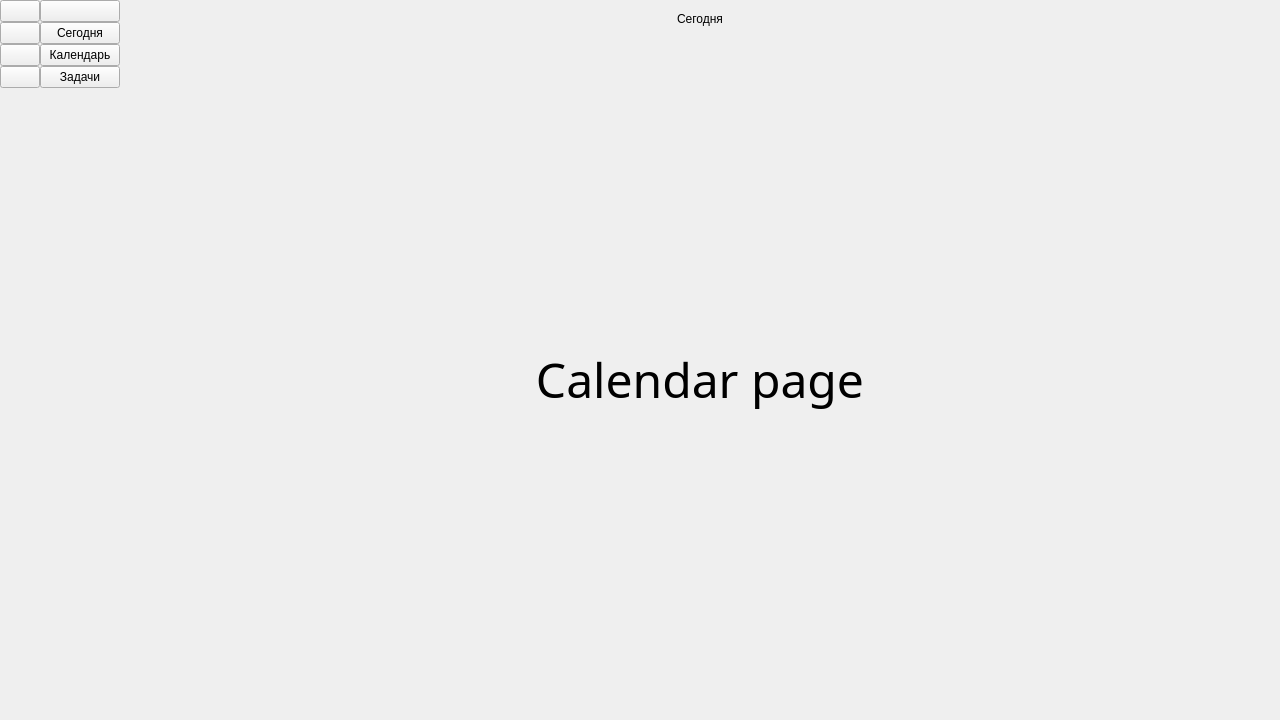
The window that mainwindow.ui (fnDxrk/ToDo_VPHAMI) describes before a commit, drawn with Qt 5.
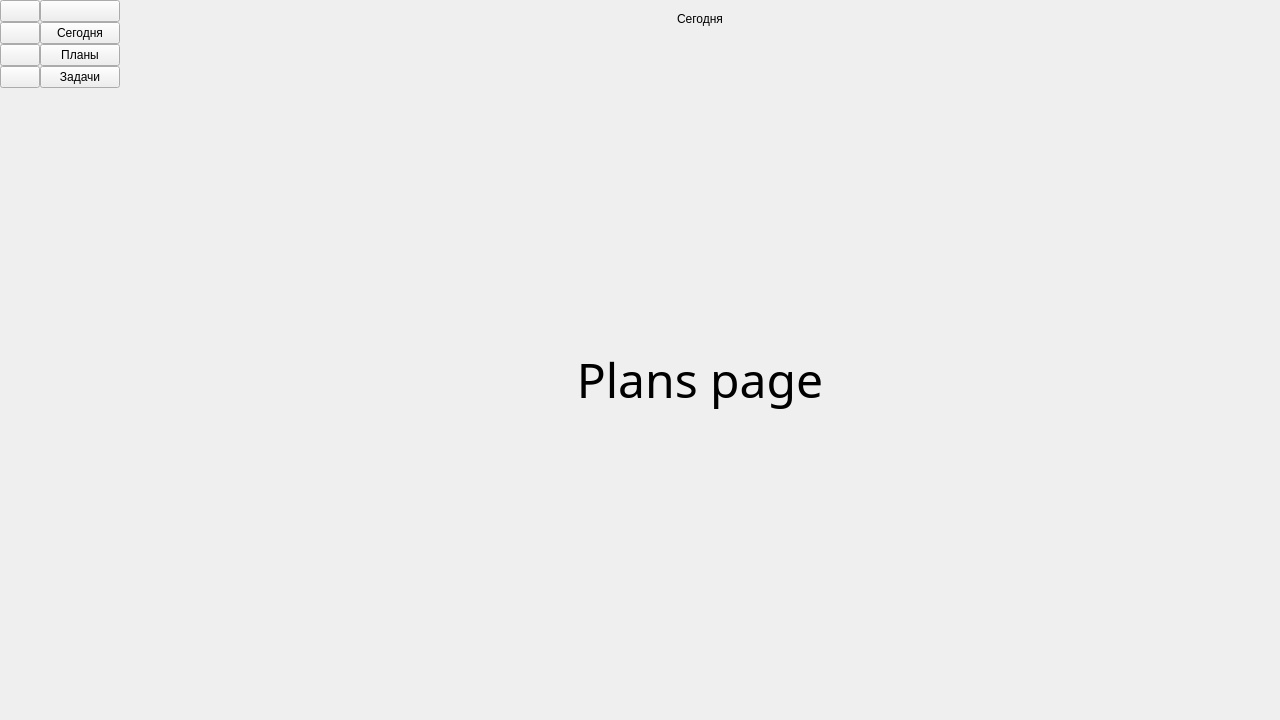
The same window after the commit. The open tabs and pages were chosen to show the change. Icons and pictures are not drawn.

Commit message: Substitution of calendar for plans

The edit to the form file:
```diff
--- a/mainwindow.ui
+++ b/mainwindow.ui
@@ -226,7 +226,7 @@
          <item>
           <widget class="QPushButton" name="full_menu_calendar_button">
            <property name="text">
-            <string>Календарь</string>
+            <string>Планы</string>
            </property>
            <property name="icon">
             <iconset resource="resource.qrc">
@@ -691,7 +691,7 @@
               <bool>false</bool>
              </property>
              <property name="text">
-              <string>Calendar page</string>
+              <string>Plans page</string>
              </property>
              <property name="scaledContents">
               <bool>false</bool>
```
Left out of the diff: 16 changed lines with no effect on the pictures. The commit also changes 2 other files.
